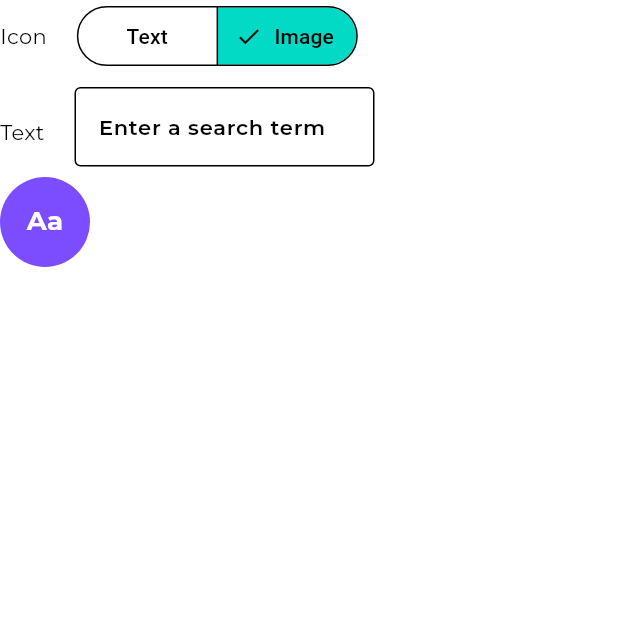
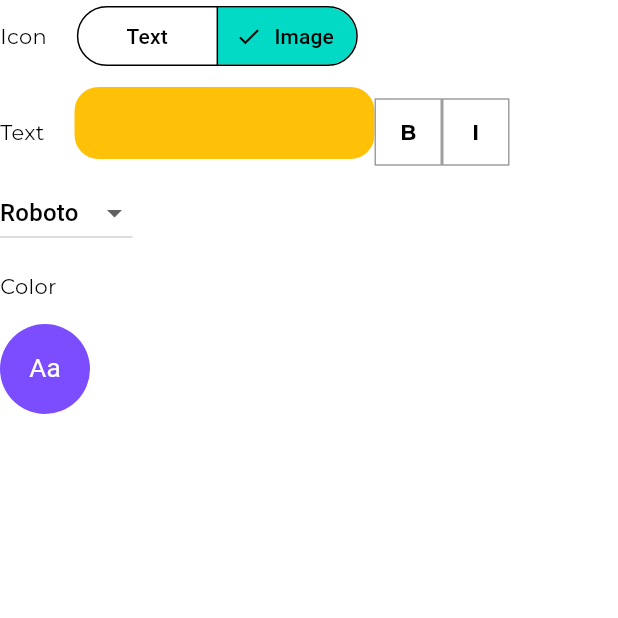
Before and after one commit to qasim-xo/icon_chef, a Flutter app: the IconEditorDesktopScreen screen opened directly, after a tap on "Image", on a phone screen of 412 x 824 dp, the top half of it. Run offline on Flutter 3.47's test engine with Material 3 defaults, Android fonts, the phone set to English and light mode, and no system bars; our stand-ins replace auto_route, flutter_colorpicker, flutter_riverpod, google_fonts, responsive_framework; missing offline and left inert: image_downloader_web.

Commit message:
added text color, font family, bold, italic

```diff
--- a/lib/constants/string_constants.dart
+++ b/lib/constants/string_constants.dart
@@ -0,0 +1,7 @@
+final List<String> fonts = [
+  'Roboto',
+  'Lobster',
+  'Pacifico',
+  'Oswald',
+  'Raleway'
+];
--- a/lib/screens/icon_editor/providers/icon_editor_provider.dart
+++ b/lib/screens/icon_editor/providers/icon_editor_provider.dart
@@ -1,19 +1,48 @@
+import 'dart:ui';
+
 import 'package:flutter_riverpod/flutter_riverpod.dart';
+import 'package:icon_chef/theme/app_colors.dart';
 
 class IconEditorState {
   final String selectedTab;
   final String iconText;
+  final Color iconTextColor;
+  final bool isBold;
+  final bool isItalic;
+  final String selectedFont;
 
-  IconEditorState({required this.selectedTab, required this.iconText});
+  IconEditorState(
+      {required this.selectedTab,
+      required this.iconTextColor,
+      required this.isBold,
+      required this.isItalic,
+      required this.selectedFont,
+      required this.iconText});
 
-  IconEditorState copyWith({String? selectedTab, String? iconText}) {
+  IconEditorState copyWith(
+      {String? selectedTab,
+      String? iconText,
+      Color? iconTextColor,
+      bool? isBold,
+      String? selectedFont,
+      bool? isItalic}) {
     return IconEditorState(
         selectedTab: selectedTab ?? this.selectedTab,
-        iconText: iconText ?? this.iconText);
+        iconTextColor: iconTextColor ?? this.iconTextColor,
+        iconText: iconText ?? this.iconText,
+        isBold: isBold ?? this.isBold,
+        isItalic: isItalic ?? this.isItalic,
+        selectedFont: selectedFont ?? this.selectedFont);
   }
 
   factory IconEditorState.initial() {
-    return IconEditorState(selectedTab: 'Text', iconText: 'Aa');
+    return IconEditorState(
+        selectedTab: 'Text',
+        iconText: 'Aa',
+        iconTextColor: AppColors.whiteColor,
+        isBold: false,
+        isItalic: false,
+        selectedFont: 'Roboto');
   }
 }
 
@@ -27,8 +56,24 @@ class IconEditorNotifier extends Notifier<IconEditorState> {
     state = state.copyWith(selectedTab: selectedTab);
   }
 
+  void setSelectedFont(String font) {
+    state = state.copyWith(selectedFont: font);
+  }
+
   void setIconText(String iconText) {
     state = state.copyWith(iconText: iconText);
+  }
+
+  void setIconColor(Color color) {
+    state = state.copyWith(iconTextColor: color);
+  }
+
+  void setIsBold(bool isBold) {
+    state = state.copyWith(isBold: isBold);
+  }
+
+  void setIsItalic(bool isItalic) {
+    state = state.copyWith(isItalic: isItalic);
   }
 }
 
--- a/lib/screens/icon_editor/screens/desktop/icon_editor_desktop_screen.dart
+++ b/lib/screens/icon_editor/screens/desktop/icon_editor_desktop_screen.dart
@@ -7,6 +7,7 @@ import 'package:icon_chef/screens/icon_editor/providers/icon_editor_provider.dar
 import 'package:icon_chef/screens/icon_editor/widgets/android_icon_widget.dart';
 import 'package:icon_chef/screens/icon_editor/widgets/clip_art_widget.dart';
 import 'package:icon_chef/screens/icon_editor/widgets/icon_settings_bar_widget.dart';
+import 'package:icon_chef/screens/icon_editor/widgets/text_tab_options_widget.dart';
 import 'package:image_downloader_web/image_downloader_web.dart';
 
 class IconEditorDesktopScreen extends ConsumerStatefulWidget {
@@ -49,6 +50,7 @@ class _IconEditorDesktopScreenState
   Widget build(BuildContext context) {
     final selectedTab = ref.watch(iconEditorProvider).selectedTab;
     final iconText = ref.watch(iconEditorProvider).iconText;
+
     return Scaffold(
       body: Row(
         children: [
@@ -79,36 +81,14 @@ class _IconEditorDesktopScreenState
               SizedBox(
                 height: 10,
               ),
-              Row(
-                children: [
-                  Text('Text'),
-                  SizedBox(
-                    width: 20,
-                  ),
-                  SizedBox(
-                    height: 60,
-                    width: 200,
-                    child: TextField(
-                      onChanged: (value) {
-                        ref
-                            .read(iconEditorProvider.notifier)
-                            .setIconText(value);
-                      },
-                      controller: textController,
-                      decoration: InputDecoration(
-                        border: OutlineInputBorder(),
-                        hintText: 'Enter a search term',
-                      ),
-                    ),
-                  ),
-                ],
+              TextTabOptionsWidget(
+                textController: textController,
               ),
               GestureDetector(
                 onTap: () {
                   _captureAndDownload();
                 },
                 child: AndroidIconWidget(
-                  text: iconText,
                   globalKey: _globalKey,
                 ),
               ),
--- a/lib/screens/icon_editor/widgets/android_icon_widget.dart
+++ b/lib/screens/icon_editor/widgets/android_icon_widget.dart
@@ -1,32 +1,33 @@
 import 'package:flutter/material.dart';
 import 'package:flutter_riverpod/flutter_riverpod.dart';
+import 'package:google_fonts/google_fonts.dart';
 import 'package:icon_chef/constants/extension_constants.dart';
+import 'package:icon_chef/screens/icon_editor/providers/icon_editor_provider.dart';
 import 'package:icon_chef/theme/app_colors.dart';
 
 class AndroidIconWidget extends ConsumerWidget {
-  const AndroidIconWidget(
-      {super.key,
-      required this.text,
-      required this.globalKey,
-      this.backgroundColor = AppColors.primaryColor,
-      this.textColor = AppColors.whiteColor,
-      this.fontWeight = FontWeight.bold});
+  const AndroidIconWidget({super.key, required this.globalKey});
 
-  final String text;
-  final Color backgroundColor;
-  final Color textColor;
-  final FontWeight fontWeight;
+  // final String text;
+  // final Color backgroundColor;
+  // final Color textColor;
+  // final FontWeight fontWeight;
   final GlobalKey globalKey;
 
   @override
   Widget build(BuildContext context, WidgetRef ref) {
+    final text = ref.watch(iconEditorProvider).iconText;
+    final iconTextColor = ref.watch(iconEditorProvider).iconTextColor;
+    final isBold = ref.watch(iconEditorProvider).isBold;
+    final isItalic = ref.watch(iconEditorProvider).isItalic;
+    final selectedFont = ref.watch(iconEditorProvider).selectedFont;
     return RepaintBoundary(
       key: globalKey,
       child: Container(
         height: 60,
         width: 60,
-        decoration:
-            BoxDecoration(shape: BoxShape.circle, color: backgroundColor),
+        decoration: BoxDecoration(
+            shape: BoxShape.circle, color: AppColors.primaryColor),
         child: Center(
           child: FittedBox(
             fit: BoxFit.fitWidth,
@@ -35,9 +36,12 @@ class AndroidIconWidget extends ConsumerWidget {
               child: Text(
                 text,
                 style: context.textTheme.bodyMedium?.copyWith(
-                    fontSize: 20,
-                    color: textColor,
-                    fontWeight: FontWeight.bold),
+                  fontFamily: GoogleFonts.getFont(selectedFont).fontFamily,
+                  fontWeight: isBold ? FontWeight.bold : FontWeight.normal,
+                  fontStyle: isItalic ? FontStyle.italic : FontStyle.normal,
+                  fontSize: 20,
+                  color: iconTextColor,
+                ),
               ),
             ),
           ),
--- /dev/null
+++ b/lib/screens/icon_editor/widgets/text_tab_options_widget.dart
@@ -0,0 +1,159 @@
+import 'package:flutter/material.dart';
+import 'package:flutter_colorpicker/flutter_colorpicker.dart';
+import 'package:flutter_riverpod/flutter_riverpod.dart';
+import 'package:google_fonts/google_fonts.dart';
+import 'package:icon_chef/constants/extension_constants.dart';
+import 'package:icon_chef/constants/string_constants.dart';
+import 'package:icon_chef/screens/icon_editor/providers/icon_editor_provider.dart';
+import 'package:icon_chef/shared/widgets/app_custom_textfield.dart';
+import 'package:icon_chef/theme/app_colors.dart';
+
+class TextTabOptionsWidget extends ConsumerWidget {
+  const TextTabOptionsWidget({super.key, required this.textController});
+
+  final TextEditingController textController;
+
+  @override
+  Widget build(BuildContext context, WidgetRef ref) {
+    final iconTextColor = ref.watch(iconEditorProvider).iconTextColor;
+    final isBold = ref.watch(iconEditorProvider).isBold;
+    final isItalic = ref.watch(iconEditorProvider).isItalic;
+    final selectedFont = ref.watch(iconEditorProvider).selectedFont;
+    return Column(
+      crossAxisAlignment: CrossAxisAlignment.start,
+      mainAxisAlignment: MainAxisAlignment.center,
+      children: [
+        Row(
+          crossAxisAlignment: CrossAxisAlignment.center,
+          mainAxisAlignment: MainAxisAlignment.center,
+          children: [
+            Text('Text'),
+            SizedBox(
+              width: 20,
+            ),
+            SizedBox(
+              height: 60,
+              width: 200,
+              child: AppTextField(
+                onChanged: (val) {
+                  ref.read(iconEditorProvider.notifier).setIconText(val);
+                },
+                textController: textController,
+              ),
+            ),
+            GestureDetector(
+              onTap: () {
+                ref.read(iconEditorProvider.notifier).setIsBold(!isBold);
+              },
+              child: Container(
+                height: 45,
+                width: 45,
+                decoration: BoxDecoration(
+                    color: isBold == false
+                        ? AppColors.whiteColor
+                        : AppColors.primaryColor.withValues(alpha: 0.3),
+                    border: Border.all(color: AppColors.dividerColor)),
+                child: Center(
+                  child: Text(
+                    'B',
+                    style: context.textTheme.bodyMedium
+                        ?.copyWith(fontWeight: FontWeight.bold),
+                  ),
+                ),
+              ),
+            ),
+            GestureDetector(
+              onTap: () {
+                ref.read(iconEditorProvider.notifier).setIsItalic(!isItalic);
+              },
+              child: Container(
+                height: 45,
+                width: 45,
+                decoration: BoxDecoration(
+                    color: isItalic == false
+                        ? AppColors.whiteColor
+                        : AppColors.primaryColor.withValues(alpha: 0.3),
+                    border: Border.all(color: AppColors.dividerColor)),
+                child: Center(
+                  child: Text(
+                    'I',
+                    style: context.textTheme.bodyMedium
+                        ?.copyWith(fontWeight: FontWeight.bold),
+                  ),
+                ),
+              ),
+            )
+          ],
+        ),
+        DropdownButton<String>(
+          value: selectedFont,
+          items: fonts.map((String font) {
+            return DropdownMenuItem<String>(
+              value: font,
+              child: Text(font, style: GoogleFonts.getFont(font)),
+            );
+          }).toList(),
+          onChanged: (String? newValue) {
+            ref
+                .read(iconEditorProvider.notifier)
+                .setSelectedFont(newValue ?? 'Roboto');
+          },
+        ),
+        Row(
+          children: [
+            Text('Color'),
+            SizedBox(
+              width: 20,
+            ),
+
+            InkWell(
+              onTap: () {
+                showDialog(
+                  context: context,
+                  builder: (BuildContext context) {
+                    return AlertDialog(
+                      backgroundColor: AppColors.whiteColor,
+                      title: const Text("Pick a Color"),
+                      content: SingleChildScrollView(
+                        child: ColorPicker(
+                          pickerColor: iconTextColor,
+                          onColorChanged: (color) {
+                            ref
+                                .read(iconEditorProvider.notifier)
+                                .setIconColor(color);
+                          },
+                          showLabel: true,
+                          pickerAreaBorderRadius: BorderRadius.circular(10),
+                        ),
+                      ),
+                      actions: <Widget>[
+                        TextButton(
+                          child: const Text("Close"),
+                          onPressed: () {
+                            Navigator.of(context).pop(); // Close the dialog
+                          },
+                        ),
+                      ],
+                    );
+                  },
+                );
+              },
+              child: Container(
+                height: 50,
+                width: 50,
+                decoration: BoxDecoration(
+                    color: iconTextColor,
+                    borderRadius: BorderRadius.circular(10)),
+              ),
+            )
+            // ColorPicker(
+            //     pickerColor: iconTextColor,
+            //     onColorChanged: (color) {
+            //       ref.read(iconEditorProvider.notifier).setIconColor(color);
+            //     })
+          ],
+        )
+      ],
+    );
+  }
+}
--- /dev/null
+++ b/lib/shared/widgets/app_custom_textfield.dart
@@ -0,0 +1,158 @@
+import 'dart:ui';
+
+import 'package:flutter/material.dart';
+import 'package:flutter/services.dart';
+import 'package:icon_chef/constants/extension_constants.dart';
+import 'package:icon_chef/theme/app_colors.dart';
+
+class AppTextField extends StatefulWidget {
+  final bool isNumber;
+  final String? initialValue;
+  final TextAlign? textAlign;
+  final void Function(String)? onFieldSubmitted;
+  final void Function(String)? onChanged;
+  final void Function()? onEditingComplete;
+  final void Function()? onTapOutside;
+  final List<TextInputFormatter>? inputFormatters;
+  final bool obscureText;
+  final bool? enabled;
+  final bool? autofocus;
+  final TextInputAction? textInputAction;
+  final TextEditingController? textController;
+  final TextInputType? keyboardType;
+  final VoidCallback? onPressed;
+  final Color? fillColor;
+  final String? Function(String?)? validator;
+  final int lines;
+  final double? width;
+  final double? height;
+  final Color? backgroundColor;
+  final BorderRadiusGeometry? borderRadius;
+  final Widget? prefixIcon;
+  final Widget? suffixIcon;
+  final String? hintText;
+  final InputBorder? focusedBorder;
+  final EdgeInsetsGeometry? contentPadding;
+  final Color? cursorColor;
+  final bool readOnly;
+  final InputBorder? border;
+  final String? labelText;
+  final TextStyle? labelStyle;
+  final TextStyle? hintStyle;
+  final TextStyle? textStyle;
+  final int? maxLength;
+  final bool alwaysFocused;
+  final FocusNode? focusNode;
+  final InputDecoration? inputDecoration;
+  final TextStyle? style;
+
+  const AppTextField({
+    super.key,
+    this.initialValue,
+    this.textAlign,
+    this.isNumber = false,
+    this.onFieldSubmitted,
+    this.onChanged,
+    this.onEditingComplete,
+    this.inputFormatters,
+    this.obscureText = false,
+    this.enabled = true,
+    this.autofocus = false,
+    this.textInputAction,
+    this.textController,
+    this.keyboardType,
+    this.onPressed,
+    this.fillColor,
+    this.validator,
+    this.lines = 1,
+    this.width,
+    this.height,
+    this.backgroundColor,
+    this.borderRadius,
+    this.prefixIcon,
+    this.maxLength,
+    this.suffixIcon,
+    this.hintText,
+    this.focusedBorder = const OutlineInputBorder(
+      borderRadius: BorderRadius.all(Radius.circular(16)),
+      borderSide: BorderSide(color: AppColors.blackColor),
+    ),
+    this.cursorColor,
+    this.readOnly = false,
+    this.border = const OutlineInputBorder(
+      borderSide: BorderSide.none,
+      borderRadius: BorderRadius.all(Radius.circular(16)),
+    ),
+    this.labelText,
+    this.labelStyle,
+    this.hintStyle,
+    this.textStyle,
+    this.contentPadding,
+    this.alwaysFocused = false,
+    this.onTapOutside,
+    this.focusNode,
+    this.inputDecoration,
+    this.style,
+  });
+
+  @override
+  State<AppTextField> createState() => _AppTextFieldState();
+}
+
+class _AppTextFieldState extends State<AppTextField> {
+  @override
+  Widget build(BuildContext context) {
+    return TextFormField(
+      onTapOutside: (event) {
+        FocusManager.instance.primaryFocus?.unfocus();
+      },
+      onChanged: widget.onChanged,
+      textAlign: widget.textAlign ?? TextAlign.start,
+      initialValue: widget.initialValue,
+      onFieldSubmitted: widget.onFieldSubmitted,
+      onEditingComplete: widget.onEditingComplete,
+      enabled: widget.enabled,
+      autofocus: widget.autofocus!,
+      focusNode: widget.focusNode,
+      obscureText: widget.obscureText,
+      cursorColor: widget.cursorColor ?? AppColors.primaryColor,
+      maxLines: widget.lines,
+      readOnly: widget.readOnly || !widget.enabled!,
+      controller: widget.textController,
+      maxLength: widget.maxLength,
+      validator: widget.validator,
+      inputFormatters: widget.inputFormatters,
+      style: widget.textStyle ?? context.textTheme.bodyMedium,
+      keyboardType: widget.keyboardType,
+      onTap: widget.onPressed,
+      decoration: InputDecoration(
+        hintText: widget.hintText,
+        prefixIconConstraints: const BoxConstraints(
+          maxWidth: 42,
+          maxHeight: 42,
+          minHeight: 26,
+          minWidth: 26,
+        ),
+        // prefixIcon: widget.prefixIcon?.padding(
+        //   padding: const EdgeInsets.symmetric(horizontal: 10),
+        // ),
+        hintStyle: widget.hintStyle ??
+            context.textTheme.bodySmall?.copyWith(
+              color: AppColors.dividerColor,
+            ),
+        suffixIcon: widget.suffixIcon,
+        labelStyle: widget.labelStyle,
+        focusedBorder: widget.focusedBorder,
+        enabledBorder: widget.border,
+        disabledBorder: widget.border,
+        errorBorder: widget.border,
+        filled: true,
+        fillColor: widget.fillColor ?? AppColors.textfieldColor,
+        // border: widget.border ?? widget.focusedBorder,
+        labelText: widget.labelText,
+        contentPadding: widget.contentPadding ??
+            const EdgeInsets.symmetric(horizontal: 30, vertical: 10),
+      ),
+    );
+  }
+}
--- a/lib/theme/app_colors.dart
+++ b/lib/theme/app_colors.dart
@@ -5,4 +5,6 @@ class AppColors {
   static const whiteColor = Colors.white;
   static const blackColor = Colors.black;
   static const transparentColor = Colors.transparent;
+  static const dividerColor = Colors.grey;
+  static const textfieldColor = Colors.amber;
 }
--- a/pubspec.yaml
+++ b/pubspec.yaml
@@ -42,6 +42,7 @@ dependencies:
   html: ^0.15.5
   web: ^1.1.1
   image_downloader_web: ^2.0.6
+  flutter_colorpicker: ^1.1.0
 
 
 
```
Also changed, not shown: pubspec.lock, 1 other file.
